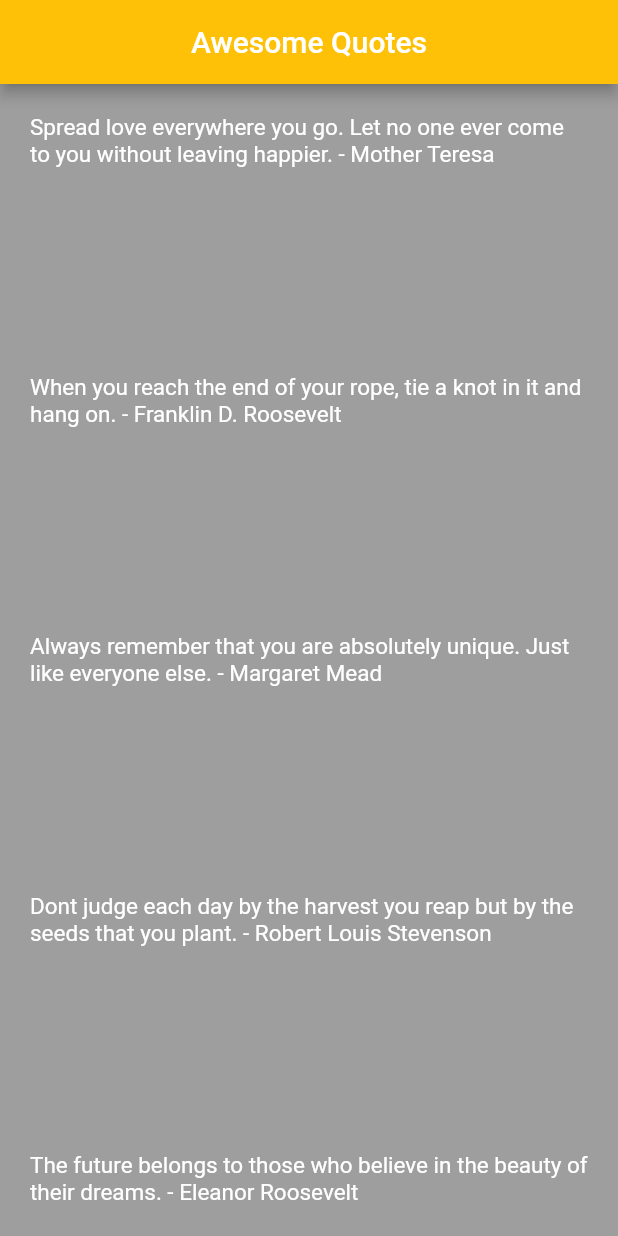
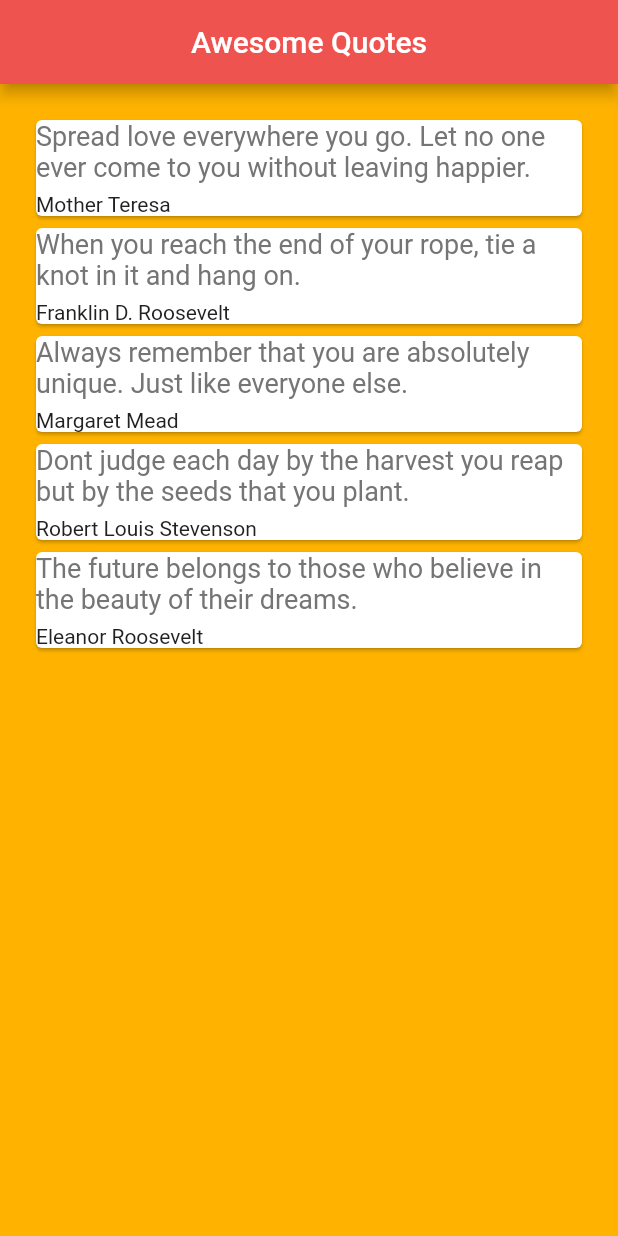
Before and after one commit to PikaPika0710/flutter_tutorial, a Flutter app: the screen it shows after launch, on a phone screen of 412 x 824 dp. Run offline on Flutter 3.47's test engine with Material 2 defaults, Android fonts, the phone set to English and light mode, and no system bars.

```diff
--- a/stateful_app/lib/main.dart
+++ b/stateful_app/lib/main.dart
@@ -35,26 +35,46 @@ class _QuoteListState extends State<QuoteList> {
             'The future belongs to those who believe in the beauty of their dreams.',
         author: 'Eleanor Roosevelt'),
   ];
+  Widget cardTemplate(quote) {
+    return Card(
+        child: Column(
+      crossAxisAlignment: CrossAxisAlignment.stretch,
+      children: <Widget>[
+        Text(
+          quote.text,
+          style: TextStyle(
+            color: Colors.grey[600],
+            fontSize: 18.0,
+          ),
+        ),
+        SizedBox(
+          height: 6.0,
+        ),
+        Text(
+          quote.author,
+          style: TextStyle(
+            color: Colors.grey[900],
+            fontSize: 14.0,
+          ),
+        ),
+      ],
+    ));
+  }
+
   @override
   Widget build(BuildContext context) {
     return Scaffold(
-        backgroundColor: Colors.grey,
+        backgroundColor: Colors.amber[600],
         appBar: AppBar(
           title: Center(child: Text('Awesome Quotes')),
-          backgroundColor: Colors.amber,
+          backgroundColor: Colors.red[400],
         ),
         body: Padding(
-          padding: EdgeInsets.all(20.0),
-          child: Container(
-              child: Column(
-            mainAxisAlignment: MainAxisAlignment.spaceBetween,
-            children: quotes
-                .map((quote) => Text(
-                      '${quote.text} - ${quote.author}',
-                      style: TextStyle(fontSize: 15.0, color: Colors.white),
-                    ))
-                .toList(),
-          )),
-        ));
+            padding: EdgeInsets.all(20.0),
+            child: Container(
+                child: Column(
+              // mainAxisAlignment: MainAxisAlignment.spaceBetween,
+              children: quotes.map((quote) => cardTemplate(quote)).toList(),
+            ))));
   }
 }
```
